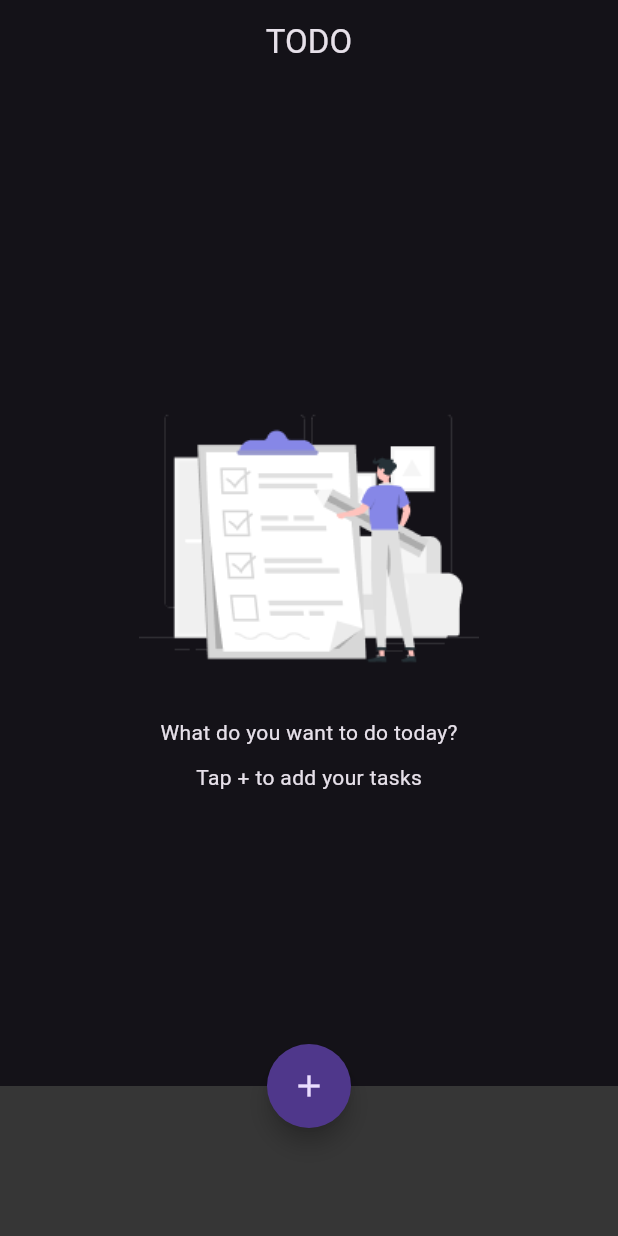
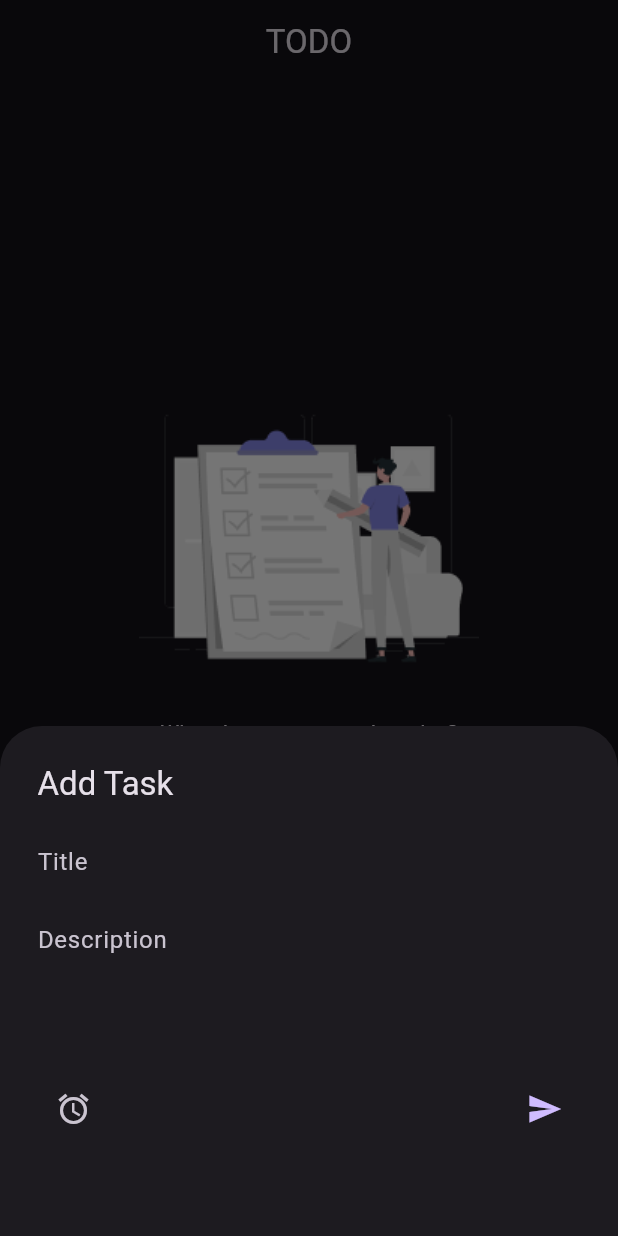
Before and after one commit to josephmangmang/bisu_todo_app, a Flutter app: the screen it shows after launch, after a tap on the "add" icon, on a phone screen of 412 x 824 dp. Run offline on Flutter 3.47's test engine with Material 3 defaults, Android fonts, the phone set to English and light mode, and no system bars.

Commit message:
Implement Add task bottomsheet

```diff
--- a/lib/main.dart
+++ b/lib/main.dart
@@ -32,13 +32,89 @@
           ],
         ),
       ),
-      floatingActionButton: FloatingActionButton(
-        onPressed: () {},
-        shape: CircleBorder(),
-        child: Icon(Icons.add),
+      floatingActionButton: Builder(
+        builder: (context) {
+          return FloatingActionButton(
+            onPressed: () {
+              // Show bottom sheet Add Task
+              _showAddTaskSheet(context);
+            },
+            shape: CircleBorder(),
+            child: Icon(Icons.add),
+          );
+        },
       ),
       floatingActionButtonLocation: FloatingActionButtonLocation.centerDocked,
       bottomNavigationBar: Container(height: 100, color: Color(0xFF363636)),
     );
   }
+
+  /// Show Add Task Bottom Sheet
+  void _showAddTaskSheet(BuildContext context) {
+    String? taskTitle;
+    String? description;
+
+    showModalBottomSheet(
+      context: context,
+      builder: (_) {
+        return Container(
+          padding: EdgeInsets.all(25),
+          height: 340,
+          child: Column(
+            crossAxisAlignment: CrossAxisAlignment.start,
+            children: [
+              Text('Add Task', style: Theme.of(context).textTheme.titleLarge),
+              const SizedBox(height: 14),
+              TextField(
+                decoration: InputDecoration(
+                  hintText: 'Title',
+                  focusedBorder: OutlineInputBorder(borderSide: BorderSide(color: Colors.white)),
+                  enabledBorder: UnderlineInputBorder(
+                    borderSide: BorderSide(color: Colors.transparent),
+                  ),
+                ),
+                onChanged: (value) {
+                  taskTitle = value;
+                },
+              ),
+              const SizedBox(height: 8),
+              TextField(
+                maxLines: 3,
+                decoration: InputDecoration(
+                  hintText: 'Description',
+                  focusedBorder: OutlineInputBorder(borderSide: BorderSide(color: Colors.white)),
+                  enabledBorder: UnderlineInputBorder(
+                    borderSide: BorderSide(color: Colors.transparent),
+                  ),
+                ),
+                onChanged: (value) {
+                  description = value;
+                },
+              ),
+              const SizedBox(height: 20),
+              Row(
+                mainAxisAlignment: MainAxisAlignment.spaceBetween,
+                children: [
+                  IconButton(onPressed: () {}, icon: Icon(Icons.alarm)),
+                  IconButton(
+                    onPressed: () {
+                      _saveTask(taskTitle, description);
+                      Navigator.of(context).pop();
+                    },
+                    icon: Icon(Icons.send),
+                    color: Theme.of(context).colorScheme.primary,
+                  ),
+                ],
+              ),
+            ],
+          ),
+        );
+      },
+    );
+  }
+
+  void _saveTask(String? taskTitle, String? description) {
+    // TODO: Implement saving task logic
+    print('Saving task: $taskTitle, Description: $description');
+  }
 }
```
